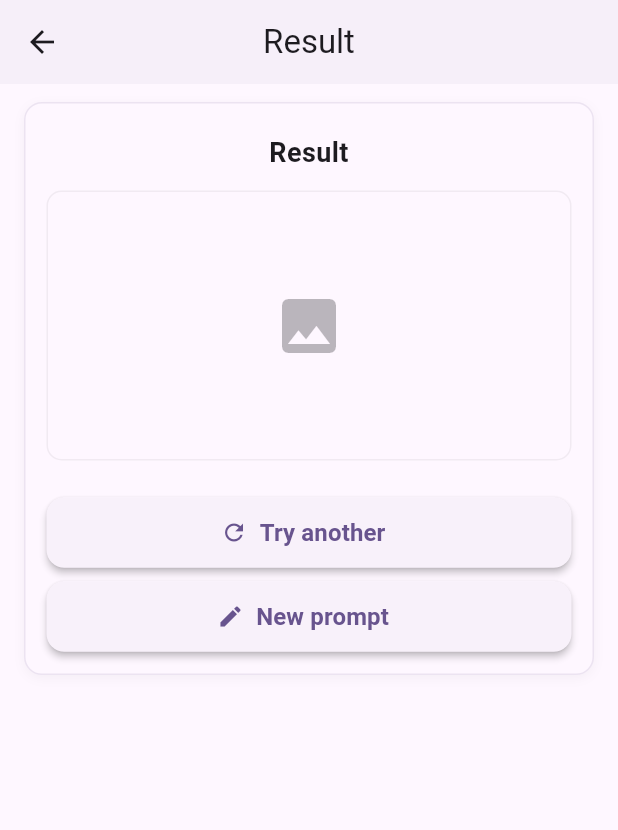
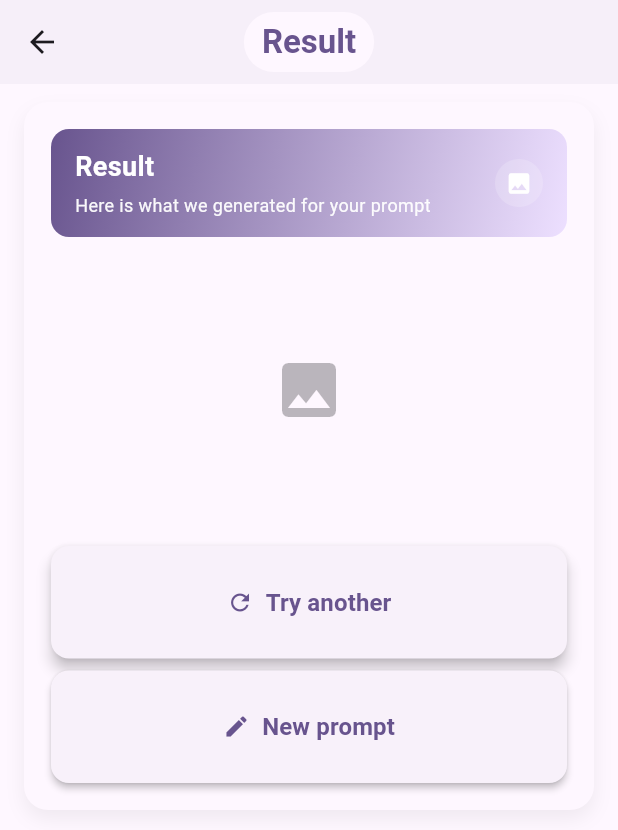
Before and after one commit to acaerme/image_generator, a Flutter app: the ResultScreen screen opened directly, on a phone screen of 412 x 824 dp. Shown: the top 830 px of the screen. Run offline on Flutter 3.47's test engine with Material 3 defaults, Android fonts, the phone set to English and light mode, and no system bars; our stand-ins replace bloc, equatable, flutter_bloc.

Commit message:
Improved UI

```diff
--- a/lib/screens/prompt_screen.dart
+++ b/lib/screens/prompt_screen.dart
@@ -125,7 +125,11 @@ class _PromptScreenState extends State<PromptScreen> {
       // Keep resizeToAvoidBottomInset true so the body moves up for the keyboard.
       resizeToAvoidBottomInset: true,
       appBar: AppBar(
-        title: const Text('Create Image'),
+        title: Container(
+          padding: const EdgeInsets.symmetric(horizontal: 12, vertical: 6),
+          decoration: BoxDecoration(color: Theme.of(context).colorScheme.surface, borderRadius: BorderRadius.circular(20)),
+          child: Text('Prompt', style: TextStyle(color: Theme.of(context).colorScheme.primary, fontWeight: FontWeight.w700)),
+        ),
         centerTitle: true,
         elevation: 1,
       ),
--- a/lib/screens/result_screen.dart
+++ b/lib/screens/result_screen.dart
@@ -13,7 +13,11 @@ class ResultScreen extends StatelessWidget {
 
     return Scaffold(
       appBar: AppBar(
-        title: const Text('Result'),
+        title: Container(
+          padding: const EdgeInsets.symmetric(horizontal: 12, vertical: 6),
+          decoration: BoxDecoration(color: Theme.of(context).colorScheme.surface, borderRadius: BorderRadius.circular(20)),
+          child: Text('Result', style: TextStyle(color: Theme.of(context).colorScheme.primary, fontWeight: FontWeight.w700)),
+        ),
         centerTitle: true,
         elevation: 1,
         leading: IconButton(
@@ -35,57 +39,62 @@ class ResultScreen extends StatelessWidget {
                 child: Container(
                   decoration: BoxDecoration(
                     color: theme.colorScheme.surface,
-                    borderRadius: BorderRadius.circular(12),
-                    border: Border.all(color: theme.colorScheme.primary.withOpacity(0.12)),
-                    boxShadow: [
-                      BoxShadow(color: theme.shadowColor.withOpacity(0.04), blurRadius: 6, offset: const Offset(0, 2)),
-                    ],
+                    borderRadius: BorderRadius.circular(16),
+                    boxShadow: [BoxShadow(color: theme.shadowColor.withOpacity(0.06), blurRadius: 10, offset: const Offset(0, 6))],
                   ),
-                  padding: const EdgeInsets.all(14),
+                  padding: const EdgeInsets.all(18),
                   child: Column(
                     mainAxisSize: MainAxisSize.min,
                     crossAxisAlignment: CrossAxisAlignment.stretch,
                     children: [
-                      const SizedBox(height: 6),
-                      const Text(
-                        'Result',
-                        textAlign: TextAlign.center,
-                        style: TextStyle(fontSize: 18, fontWeight: FontWeight.w600),
+                      // Gradient header (mirrors PromptScreen)
+                      Container(
+                        height: 72,
+                        decoration: BoxDecoration(
+                          gradient: LinearGradient(colors: [theme.colorScheme.primary, theme.colorScheme.primaryContainer.withOpacity(0.9)], begin: Alignment.topLeft, end: Alignment.bottomRight),
+                          borderRadius: BorderRadius.circular(12),
+                        ),
+                        padding: const EdgeInsets.symmetric(horizontal: 16, vertical: 10),
+                        child: Row(
+                          crossAxisAlignment: CrossAxisAlignment.center,
+                          children: [
+                            Expanded(
+                              child: Column(
+                                crossAxisAlignment: CrossAxisAlignment.start,
+                                mainAxisAlignment: MainAxisAlignment.center,
+                                children: [
+                                  Text('Result', style: TextStyle(color: theme.colorScheme.onPrimary, fontSize: 18, fontWeight: FontWeight.w700)),
+                                  const SizedBox(height: 4),
+                                  Text('Here is what we generated for your prompt', style: TextStyle(color: theme.colorScheme.onPrimary.withOpacity(0.95), fontSize: 12)),
+                                ],
+                              ),
+                            ),
+                            CircleAvatar(radius: 16, backgroundColor: theme.colorScheme.onPrimary.withOpacity(0.18), child: Icon(Icons.image, color: theme.colorScheme.onPrimary, size: 18)),
+                          ],
+                        ),
                       ),
                       const SizedBox(height: 12),
 
-                      // Image / Error area (uses asset added to assets/images/)
+                      // Image / Error area
                       Center(
                         child: BlocBuilder<PromptBloc, PromptState>(builder: (context, state) {
-                          // When loading, show a visually distinct loader in place of the image
                           if (state is PromptLoading) {
                             return Container(
                               width: maxContentWidth - 24,
-                              height: 200,
+                              height: 220,
                               decoration: BoxDecoration(
                                 gradient: LinearGradient(
-                                  colors: [
-                                    theme.colorScheme.primary.withOpacity(0.12),
-                                    theme.colorScheme.primary.withOpacity(0.06),
-                                  ],
+                                  colors: [theme.colorScheme.primary.withOpacity(0.12), theme.colorScheme.primary.withOpacity(0.06)],
                                   begin: Alignment.topLeft,
                                   end: Alignment.bottomRight,
                                 ),
-                                borderRadius: BorderRadius.circular(10),
-                                border: Border.all(color: theme.colorScheme.primary.withOpacity(0.08)),
+                                borderRadius: BorderRadius.circular(12),
                               ),
                               child: Center(
                                 child: Column(
                                   mainAxisSize: MainAxisSize.min,
                                   children: [
-                                    SizedBox(
-                                      width: 48,
-                                      height: 48,
-                                      child: CircularProgressIndicator(
-                                        strokeWidth: 4,
-                                        valueColor: AlwaysStoppedAnimation(theme.colorScheme.primary),
-                                      ),
-                                    ),
+                                    SizedBox(width: 52, height: 52, child: CircularProgressIndicator(strokeWidth: 4, valueColor: AlwaysStoppedAnimation(theme.colorScheme.primary))),
                                     const SizedBox(height: 12),
                                     Text('Generating image...', style: TextStyle(color: theme.textTheme.bodyMedium?.color)),
                                   ],
@@ -94,16 +103,11 @@ class ResultScreen extends StatelessWidget {
                             );
                           }
 
-                          // Error state: show a friendly error card with Retry
                           if (state is PromptError) {
                             return Container(
                               width: maxContentWidth - 24,
                               padding: const EdgeInsets.all(16),
-                              decoration: BoxDecoration(
-                                color: theme.colorScheme.errorContainer,
-                                borderRadius: BorderRadius.circular(10),
-                                border: Border.all(color: theme.colorScheme.error.withOpacity(0.12)),
-                              ),
+                              decoration: BoxDecoration(color: theme.colorScheme.errorContainer, borderRadius: BorderRadius.circular(12)),
                               child: Column(
                                 mainAxisSize: MainAxisSize.min,
                                 children: [
@@ -113,176 +117,125 @@ class ResultScreen extends StatelessWidget {
                                   const SizedBox(height: 6),
                                   Text(state.message, textAlign: TextAlign.center, style: TextStyle(color: theme.colorScheme.onErrorContainer)),
                                   const SizedBox(height: 12),
-                                  Row(
-                                    mainAxisSize: MainAxisSize.min,
-                                    children: [
+                                  Row(mainAxisSize: MainAxisSize.min, children: [
                                     ElevatedButton(
                                       onPressed: () {
-                                          // Retry with the last known prompt if any, otherwise fall back to a default
                                         String retryPrompt = 'A cozy cabin in snowy mountains, warm lighting, 16:9';
                                         final current = context.read<PromptBloc>().state;
-                                          if (current is PromptError) {
-                                            // No prompt stored in error state; fall back to default
-                                          } else if (current is PromptResult) {
-                                            retryPrompt = current.prompt;
-                                          }
+                                        if (current is PromptResult) retryPrompt = current.prompt;
                                         context.read<PromptBloc>().add(GeneratePrompt(retryPrompt));
                                       },
-                                        child: const Padding(
-                                          padding: EdgeInsets.symmetric(horizontal: 12.0, vertical: 8.0),
-                                          child: Text('Retry'),
-                                        ),
+                                      child: const Padding(padding: EdgeInsets.symmetric(horizontal: 12.0, vertical: 8.0), child: Text('Retry')),
                                     ),
                                     const SizedBox(width: 8),
-                                      TextButton(
-                                        onPressed: () => context.read<PromptBloc>().add(PopResult()),
-                                        child: const Text('Back'),
-                                      ),
-                                    ],
-                                  ),
+                                    TextButton(onPressed: () => context.read<PromptBloc>().add(PopResult()), child: const Text('Back'))
+                                  ])
                                 ],
                               ),
                             );
                           }
 
                           if (state is PromptResult) {
-                            // Use the imagePath from state when available
-                            return ClipRRect(
-                              borderRadius: BorderRadius.circular(10),
-                              child: Image.asset(
-                                state.imagePath,
-                                width: maxContentWidth - 24,
-                                height: 200,
-                                fit: BoxFit.cover,
+                            return Column(
+                              children: [
+                                ClipRRect(
+                                  borderRadius: BorderRadius.circular(12),
+                                  child: Image.asset(state.imagePath, width: maxContentWidth - 24, height: 220, fit: BoxFit.cover),
                                 ),
+                                const SizedBox(height: 10),
+                                // Styled prompt info
+                                Container(
+                                  width: double.infinity,
+                                  padding: const EdgeInsets.symmetric(horizontal: 12, vertical: 10),
+                                  decoration: BoxDecoration(color: theme.colorScheme.surface, borderRadius: BorderRadius.circular(10), border: Border.all(color: theme.colorScheme.onBackground.withOpacity(0.04))),
+                                  child: Row(
+                                    children: [
+                                      Container(
+                                        padding: const EdgeInsets.all(8),
+                                        decoration: BoxDecoration(color: theme.colorScheme.primary.withOpacity(0.12), borderRadius: BorderRadius.circular(8)),
+                                        child: Icon(Icons.text_snippet, size: 18, color: theme.colorScheme.primary),
+                                      ),
+                                      const SizedBox(width: 12),
+                                      Expanded(
+                                        child: Column(
+                                          crossAxisAlignment: CrossAxisAlignment.start,
+                                          children: [
+                                            Text('Prompt', style: TextStyle(fontSize: 13, fontWeight: FontWeight.w700, color: theme.textTheme.bodyLarge?.color)),
+                                            const SizedBox(height: 4),
+                                            Text(state.prompt, style: TextStyle(fontSize: 13, color: theme.textTheme.bodySmall?.color), maxLines: 2, overflow: TextOverflow.ellipsis),
+                                          ],
+                                        ),
+                                      )
+                                    ],
+                                  ),
+                                ),
+                              ],
                             );
                           }
 
-                          // Placeholder when no result is available
                           return Container(
                             height: 180,
-                            decoration: BoxDecoration(
-                              color: theme.colorScheme.background,
-                              borderRadius: BorderRadius.circular(10),
-                              border: Border.all(color: theme.colorScheme.onBackground.withOpacity(0.06)),
-                            ),
-                            child: Center(
-                              child: Icon(Icons.image, size: 48, color: theme.colorScheme.onBackground.withOpacity(0.3)),
-                            ),
+                            decoration: BoxDecoration(color: theme.colorScheme.background, borderRadius: BorderRadius.circular(10)),
+                            child: Center(child: Icon(Icons.image, size: 48, color: theme.colorScheme.onBackground.withOpacity(0.3))),
                           );
                         }),
                       ),
 
-                      const SizedBox(height: 12),
+                      const SizedBox(height: 14),
 
-                      const SizedBox(height: 12),
-
-                      // Action buttons (match Generate button style)
+                      // Actions
                       ConstrainedBox(
                         constraints: BoxConstraints(maxWidth: maxContentWidth - 24),
                         child: BlocBuilder<PromptBloc, PromptState>(builder: (context, state) {
                           final isLoading = state is PromptLoading;
-                          // Reuse prompt if available
                           String currentPrompt = 'A cozy cabin in snowy mountains, warm lighting, 16:9';
                           if (state is PromptResult) currentPrompt = state.prompt;
 
-                          // Error: show Retry + New prompt
                           if (state is PromptError) {
-                            return Column(
-                              crossAxisAlignment: CrossAxisAlignment.stretch,
-                              children: [
+                            return Column(crossAxisAlignment: CrossAxisAlignment.stretch, children: [
                               SizedBox(
                                 width: double.infinity,
                                 child: ElevatedButton.icon(
+                                  onPressed: isLoading ? null : () => context.read<PromptBloc>().add(GeneratePrompt(currentPrompt)),
                                   icon: const Icon(Icons.refresh),
-                                    label: const Padding(
-                                      padding: EdgeInsets.symmetric(vertical: 12.0),
-                                      child: Text('Retry', style: TextStyle(fontSize: 16, fontWeight: FontWeight.w600)),
-                                    ),
-                                    style: ElevatedButton.styleFrom(
-                                      shape: RoundedRectangleBorder(borderRadius: BorderRadius.circular(12)),
-                                      elevation: 2,
-                                    ),
-                                    onPressed: isLoading
-                                        ? null
-                                        : () {
-                                            // Retry with fallback prompt
-                                            context.read<PromptBloc>().add(GeneratePrompt(currentPrompt));
-                                          },
+                                  label: const Padding(padding: EdgeInsets.symmetric(vertical: 12.0), child: Text('Retry', style: TextStyle(fontSize: 16, fontWeight: FontWeight.w700))),
+                                  style: ElevatedButton.styleFrom(padding: const EdgeInsets.symmetric(vertical: 14), shape: RoundedRectangleBorder(borderRadius: BorderRadius.circular(12)), elevation: 4),
                                 ),
                               ),
                               const SizedBox(height: 8),
                               SizedBox(
                                 width: double.infinity,
                                 child: ElevatedButton.icon(
+                                  onPressed: isLoading ? null : () => context.read<PromptBloc>().add(PopResult()),
                                   icon: const Icon(Icons.edit),
-                                    label: const Padding(
-                                      padding: EdgeInsets.symmetric(vertical: 12.0),
-                                      child: Text('New prompt', style: TextStyle(fontSize: 16, fontWeight: FontWeight.w600)),
+                                  label: const Padding(padding: EdgeInsets.symmetric(vertical: 12.0), child: Text('New prompt', style: TextStyle(fontSize: 16, fontWeight: FontWeight.w700))),
+                                  style: ElevatedButton.styleFrom(padding: const EdgeInsets.symmetric(vertical: 14), shape: RoundedRectangleBorder(borderRadius: BorderRadius.circular(12)), elevation: 2),
                                 ),
-                                    style: ElevatedButton.styleFrom(
-                                      shape: RoundedRectangleBorder(borderRadius: BorderRadius.circular(12)),
-                                      elevation: 2,
-                                    ),
-                                    onPressed: isLoading
-                                        ? null
-                                        : () {
-                                            // Navigate back to prompt input by popping result state
-                                            context.read<PromptBloc>().add(PopResult());
-                                          },
-                                  ),
-                                ),
-                              ],
-                            );
+                              )
+                            ]);
                           }
 
-                          // Default/result: Try another + New prompt
-                          return Column(
-                            crossAxisAlignment: CrossAxisAlignment.stretch,
-                            children: [
+                          return Column(crossAxisAlignment: CrossAxisAlignment.stretch, children: [
                             SizedBox(
                               width: double.infinity,
                               child: ElevatedButton.icon(
+                                onPressed: isLoading ? null : () => context.read<PromptBloc>().add(GeneratePrompt(currentPrompt)),
                                 icon: const Icon(Icons.refresh),
-                                  label: const Padding(
-                                    padding: EdgeInsets.symmetric(vertical: 12.0),
-                                    child: Text('Try another', style: TextStyle(fontSize: 16, fontWeight: FontWeight.w600)),
-                                  ),
-                                  style: ElevatedButton.styleFrom(
-                                    shape: RoundedRectangleBorder(borderRadius: BorderRadius.circular(12)),
-                                    elevation: 2,
-                                  ),
-                                  onPressed: isLoading
-                                      ? null
-                                      : () {
-                                          // Dispatch GeneratePrompt with the existing prompt if available.
-                                          context.read<PromptBloc>().add(GeneratePrompt(currentPrompt));
-                                        },
+                                label: const Padding(padding: EdgeInsets.symmetric(vertical: 12.0), child: Text('Try another', style: TextStyle(fontSize: 16, fontWeight: FontWeight.w700))),
+                                style: ElevatedButton.styleFrom(padding: const EdgeInsets.symmetric(vertical: 14), shape: RoundedRectangleBorder(borderRadius: BorderRadius.circular(12)), elevation: 4),
                               ),
                             ),
                             const SizedBox(height: 8),
                             SizedBox(
                               width: double.infinity,
                               child: ElevatedButton.icon(
+                                onPressed: isLoading ? null : () => context.read<PromptBloc>().add(PopResult()),
                                 icon: const Icon(Icons.edit),
-                                  label: const Padding(
-                                    padding: EdgeInsets.symmetric(vertical: 12.0),
-                                    child: Text('New prompt', style: TextStyle(fontSize: 16, fontWeight: FontWeight.w600)),
-                                  ),
-                                  style: ElevatedButton.styleFrom(
-                                    shape: RoundedRectangleBorder(borderRadius: BorderRadius.circular(12)),
-                                    elevation: 2,
-                                  ),
-                                  onPressed: isLoading
-                                      ? null
-                                      : () {
-                                          // Navigate back to prompt input by popping result state
-                                          context.read<PromptBloc>().add(PopResult());
-                                        },
+                                label: const Padding(padding: EdgeInsets.symmetric(vertical: 12.0), child: Text('New prompt', style: TextStyle(fontSize: 16, fontWeight: FontWeight.w700))),
+                                style: ElevatedButton.styleFrom(padding: const EdgeInsets.symmetric(vertical: 14), shape: RoundedRectangleBorder(borderRadius: BorderRadius.circular(12)), elevation: 2),
                               ),
                             ),
-                            ],
-                          );
+                          ]);
                         }),
                       ),
                     ],
--- a/lib/services/mock_api.dart
+++ b/lib/services/mock_api.dart
@@ -22,20 +22,44 @@ class MockApi {
       throw Exception('Mock API failure: simulated transient error');
     }
 
-    // Simple keyword mapping: if prompt looks like one of the examples, return
-    // the corresponding example asset. Otherwise return the generated image.
-    final lower = prompt.toLowerCase();
-    if (lower.contains('desktop') || lower.contains('desk') || lower.contains('workspace') || lower.contains('cozy')) {
+    // Debug: log received prompt
+    print('[MockApi] generate() prompt: "$prompt"');
+
+    // Prefer exact-matching of known example prompts to avoid accidental keyword collisions.
+    final lower = prompt.trim().toLowerCase();
+    const ex1 = 'cozy desktop workspace by a window, warm lamp light, plants, shallow depth of field';
+    const ex2 = 'soft clouds over rolling hills at golden hour, high dynamic range, wide angle';
+    const ex3 = 'serene river flowing through a forest, misty morning, photorealistic';
+
+    if (lower == ex1) {
+      print('[MockApi] matched example_1');
       return 'assets/images/example_1.jpg';
     }
+    if (lower == ex2) {
+      print('[MockApi] matched example_2');
+      return 'assets/images/example_2.jpg';
+    }
+    if (lower == ex3) {
+      print('[MockApi] matched example_3');
+      return 'assets/images/example_3.jpg';
+    }
+
+    // Fallback keyword mapping (less preferred). Keep as a secondary heuristic.
     if (lower.contains('cloud') || lower.contains('clouds') || lower.contains('sky')) {
+      print('[MockApi] keyword matched clouds -> example_2');
       return 'assets/images/example_2.jpg';
     }
     if (lower.contains('river') || lower.contains('stream') || lower.contains('water')) {
+      print('[MockApi] keyword matched river -> example_3');
       return 'assets/images/example_3.jpg';
+    }
+    if (lower.contains('desktop') || lower.contains('desk') || lower.contains('workspace') || lower.contains('cozy')) {
+      print('[MockApi] keyword matched desk/cozy -> example_1');
+      return 'assets/images/example_1.jpg';
     }
 
     // Default fallback
+    print('[MockApi] returning generated_image');
     return 'assets/images/generated_image.jpg';
   }
 }
```
Lines whose indentation alone changed are shown as unchanged.
